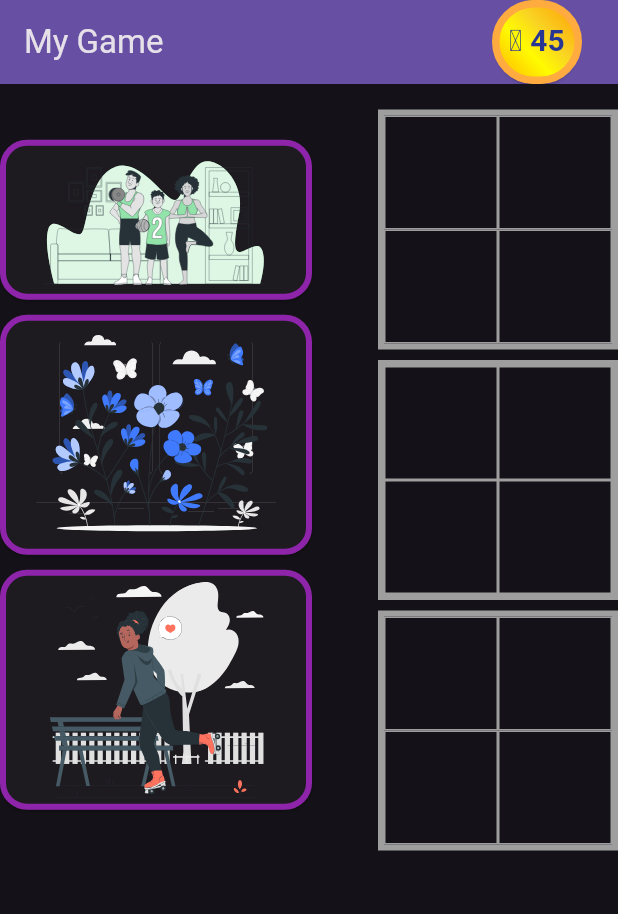
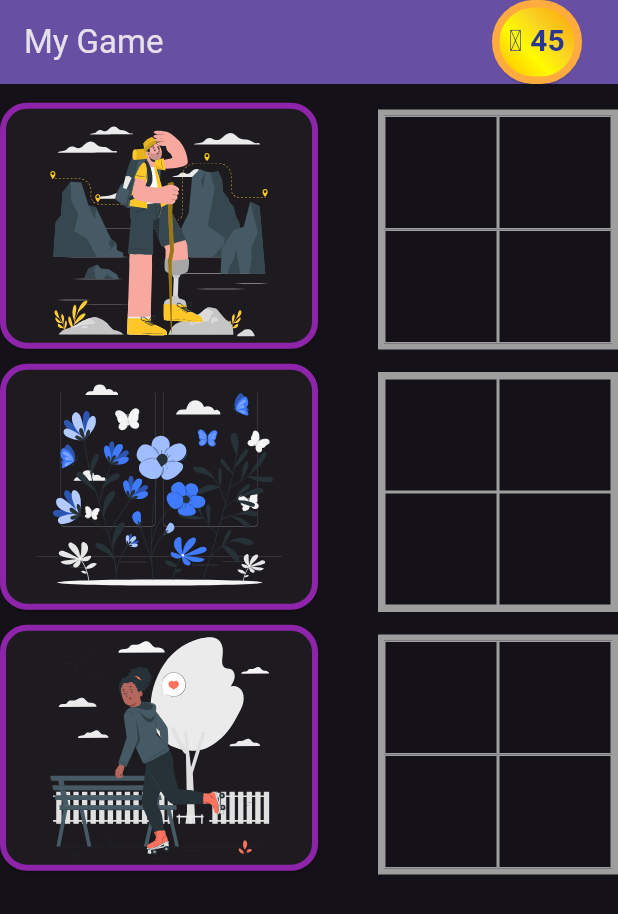
Before and after one commit to fflowio/mobile_game, a Flutter app: the screen it shows after launch, after a tap on "Start", on a phone screen of 412 x 824 dp. Shown: the top 914 px of the screen. Run offline on Flutter 3.47's test engine with Material 3 defaults, Android fonts, the phone set to English and light mode, and no system bars; our stand-ins replace flutter_svg.

Commit message:
Update images so they are all the same height

```diff
--- a/lib/components/image_helpers.dart
+++ b/lib/components/image_helpers.dart
@@ -4,7 +4,7 @@ import 'package:flutter/material.dart';
 import 'package:flutter_svg/flutter_svg.dart';
 
 class ImageHelpers {
-  static final List<String> categories = ["Rollers", "SportFamily", "SpringFlower"];
+  static final List<String> categories = ["Rollers", "Journey", "SpringFlower"];
   static final List<String> allTypes = ["Amico", "Bro", "Cuate", "Pana", "Rafiki"];
   static final List<String> limitedTypes = ["Amico", "Bro", "Pana", "Rafiki"];
   static final _random = Random();
@@ -17,7 +17,7 @@ class ImageHelpers {
     String category = categories[_random.nextInt(categories.length)];
     String type = "";
 
-    if (category == "SpringFlower") {
+    if (category == "SpringFlower" || category == "Journey") {
       type = allTypes[_random.nextInt(allTypes.length)];
     } else {
       type = limitedTypes[_random.nextInt(limitedTypes.length)];
@@ -38,7 +38,7 @@ class ImageHelpers {
           )
         )
       ),
-      child: getPicture(name, 160)
+      child: getPicture(name, 164)
     );
   }
 }
--- a/lib/views/credits.dart
+++ b/lib/views/credits.dart
@@ -9,7 +9,7 @@ class Credits {
     return Column(
       children: [
         Widgets.linkWithText("Many thanks to StorySet for the illustrations", "https://storyset.com"),
-        Widgets.linkWithText("Sport illustrations", "https://storyset.com/sport"),
+        Widgets.linkWithText("Nature illustrations", "https://storyset.com/nature"),
         Widgets.linkWithText("Together illustrations", "https://storyset.com/together"),
         Widgets.linkWithText("Education illustrations", "https://storyset.com/education"),
         Widgets.linkWithText("People illustrations", "https://storyset.com/people"),
--- a/lib/views/home_page.dart
+++ b/lib/views/home_page.dart
@@ -51,15 +51,19 @@ class _HomePageState extends State<HomePage> {
     debugPrint(_cards.toString());
     List<Widget> contents = [
       Widgets.setContainer(),
+      const SizedBox(height: 8),
       Widgets.setContainer(),
+      const SizedBox(height: 8),
       Widgets.setContainer()
     ];
 
     for (var cardPath in _cards) {
-      contents.add(ImageHelpers.getPicture(cardPath, 80));
+      debugPrint("Card " + cardPath);
+    //  contents.add(ImageHelpers.getPicture(cardPath, 80));
     }
 
     return Column(
+      mainAxisAlignment: MainAxisAlignment.start,
       children: contents
     );
   }
@@ -76,8 +80,6 @@ class _HomePageState extends State<HomePage> {
     } else {
       return defaultContents();
     }
-
-
   }
 
   Column threeCards() {
@@ -95,6 +97,7 @@ class _HomePageState extends State<HomePage> {
   Column defaultContents() {
     return Column(
       children: [
+        const SizedBox(height: 20),
         ImageHelpers.getPicture("assets/images/StoryboardAmico.svg", 300),
         const SizedBox(height: 20),
         ElevatedButton(
```
Also changed, not shown: assets/images/JourneyAmico.svg (added), assets/images/JourneyBro.svg (added), assets/images/JourneyCuate.svg (added), assets/images/JourneyPana.svg (added), assets/images/JourneyRafiki.svg (added), assets/images/SportFamilyAmico.svg (deleted), assets/images/SportFamilyBro.svg (deleted), assets/images/SportFamilyPana.svg (deleted), assets/images/SportFamilyRafiki.svg (deleted).
